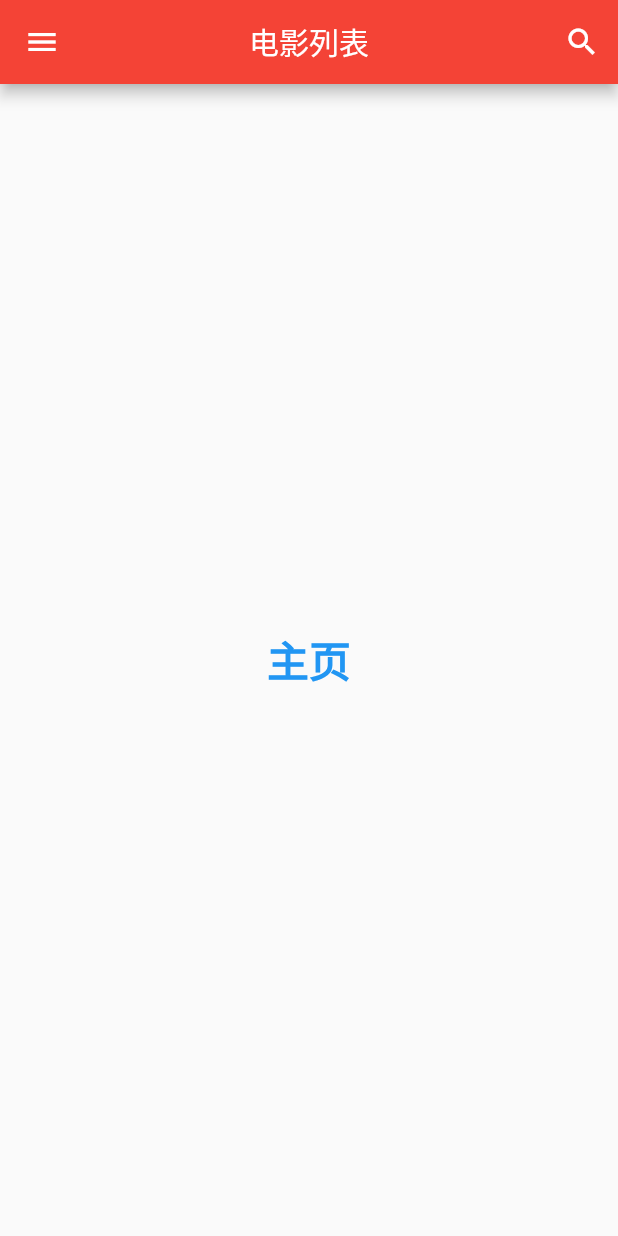
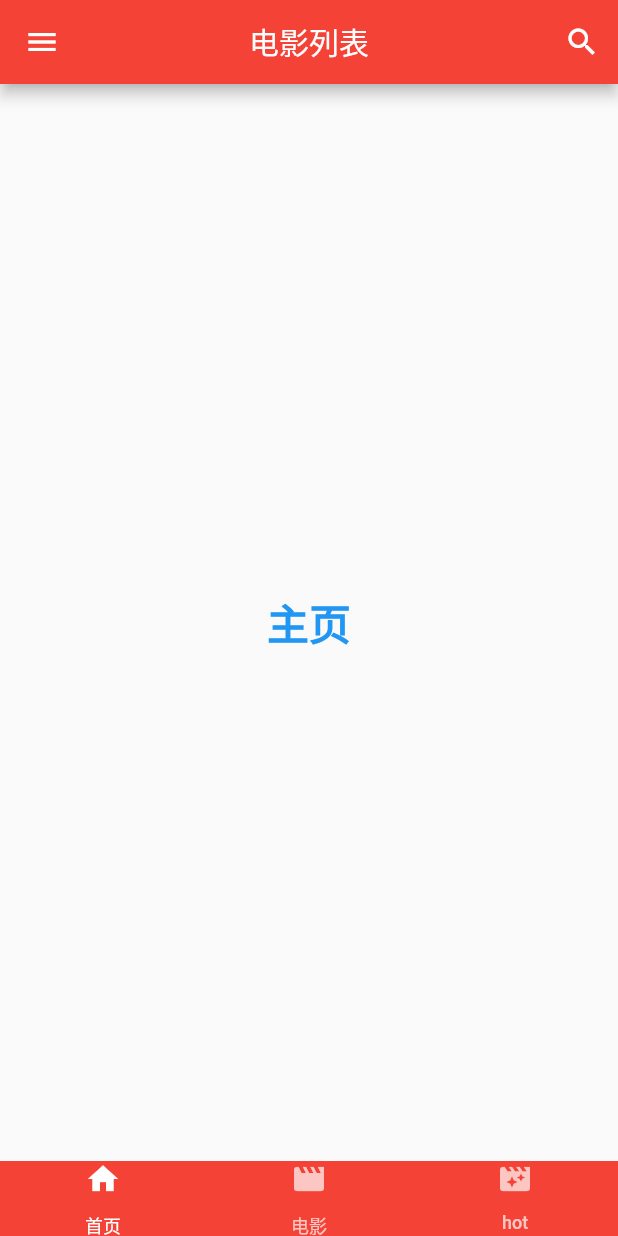
Before and after one commit to wd-wd/flutter-simple-pj, a Flutter app: the screen it shows after launch, on a phone screen of 412 x 824 dp. Run offline on Flutter 3.47's test engine with Material 2 defaults, Android fonts, the phone set to English and light mode, and no system bars.

Commit message:
底部导航

```diff
--- a/lib/main.dart
+++ b/lib/main.dart
@@ -18,7 +18,9 @@ class MyApp extends StatelessWidget {
 class CommonTitle extends StatelessWidget {
   @override
   Widget build(BuildContext context) {
-    return Scaffold(
+    return DefaultTabController(
+      length: 3,
+      child: Scaffold(
         appBar: AppBar(
           title: Text('电影列表'),
           centerTitle: true,
@@ -29,9 +31,13 @@ class CommonTitle extends StatelessWidget {
         ),
         //注意脚手架带的组件，不在appbar中可以看源码tips:在appBar中加了actions
         // 后endDrawer不显示,加上leading后drawer不显示
-      drawer: MyDrawer(), //左边栏
-      endDrawer: MyDrawer(), //右边栏
+        drawer: MyDrawer(),
+        //左边栏
+        endDrawer: MyDrawer(),
+        //右边栏
+        bottomNavigationBar: MyTabBar(),
         body: MyContent(),
+      ),
     );
   }
 }
@@ -50,6 +56,7 @@ class MyContent extends StatelessWidget {
   }
 }
 
+//左侧边栏
 class MyDrawer extends StatelessWidget {
   @override
   Widget build(BuildContext context) {
@@ -89,3 +96,32 @@ class MyDrawer extends StatelessWidget {
     );
   }
 }
+
+//底部导航
+class MyTabBar extends StatelessWidget {
+  @override
+  Widget build(BuildContext context) {
+    return Container(
+        height: 50,
+        decoration: BoxDecoration(color: Colors.red),
+        child: TabBar(
+          labelStyle: TextStyle(
+            height: 0,fontSize: 12
+          ),
+          tabs: <Widget>[
+            Tab(
+              icon: Icon(Icons.home),
+              text: '首页',
+            ),
+            Tab(
+              icon: Icon(Icons.movie),
+              text: '电影',
+            ),
+            Tab(
+              icon: Icon(Icons.movie_filter),
+              text: 'hot',
+            )
+          ],
+        ));
+  }
+}
```
Lines whose indentation alone changed are shown as unchanged.
